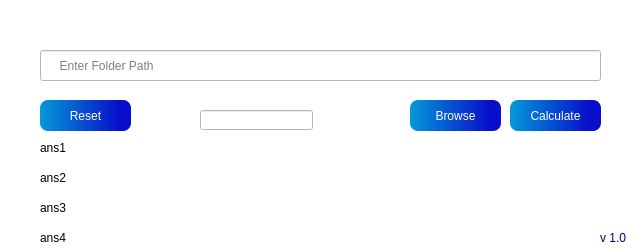
Above: design.ui from tamojit2000/Wiscon before the change. Below: the same form after it.
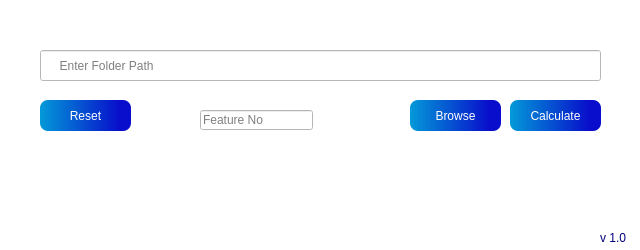
That is the form after the change. Icons and pictures are not drawn.

```diff
--- a/design.ui
+++ b/design.ui
@@ -196,7 +196,7 @@
      </rect>
     </property>
     <property name="text">
-     <string>ans1</string>
+     <string/>
     </property>
    </widget>
    <widget class="QLabel" name="ans_2">
@@ -209,7 +209,7 @@
      </rect>
     </property>
     <property name="text">
-     <string>ans2</string>
+     <string/>
     </property>
    </widget>
    <widget class="QLabel" name="ans_3">
@@ -222,7 +222,7 @@
      </rect>
     </property>
     <property name="text">
-     <string>ans3</string>
+     <string/>
     </property>
    </widget>
    <widget class="QLabel" name="ans_4">
@@ -235,7 +235,7 @@
      </rect>
     </property>
     <property name="text">
-     <string>ans4</string>
+     <string/>
     </property>
    </widget>
    <widget class="QLineEdit" name="Feature_no">
@@ -253,6 +253,9 @@
     <property name="text">
      <string/>
     </property>
+    <property name="placeholderText">
+     <string>Feature No</string>
+    </property>
    </widget>
   </widget>
  </widget>
```
